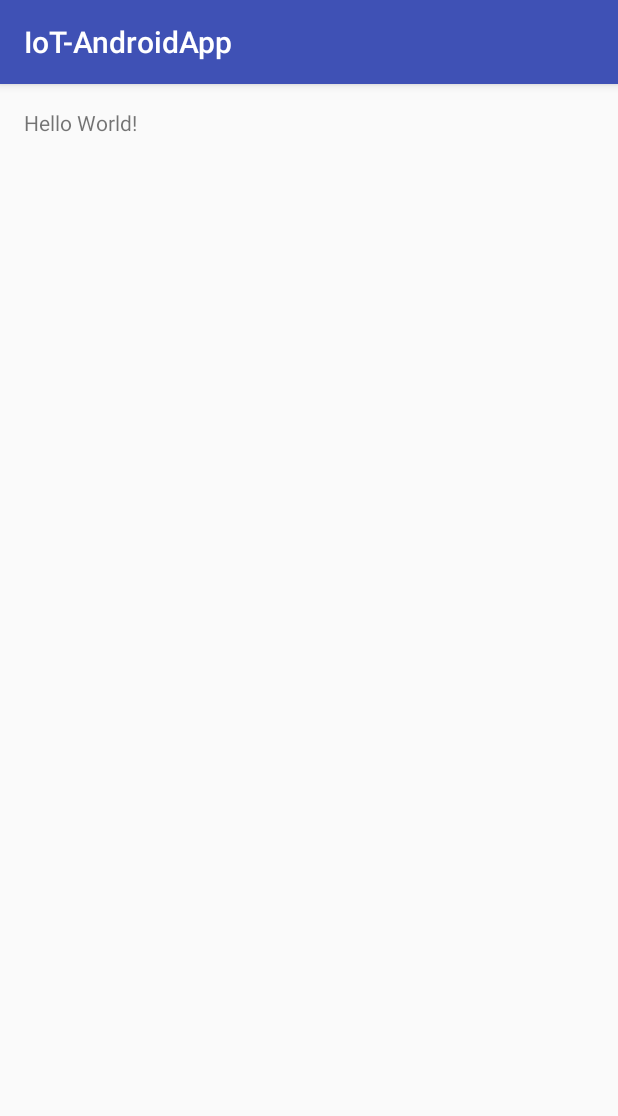
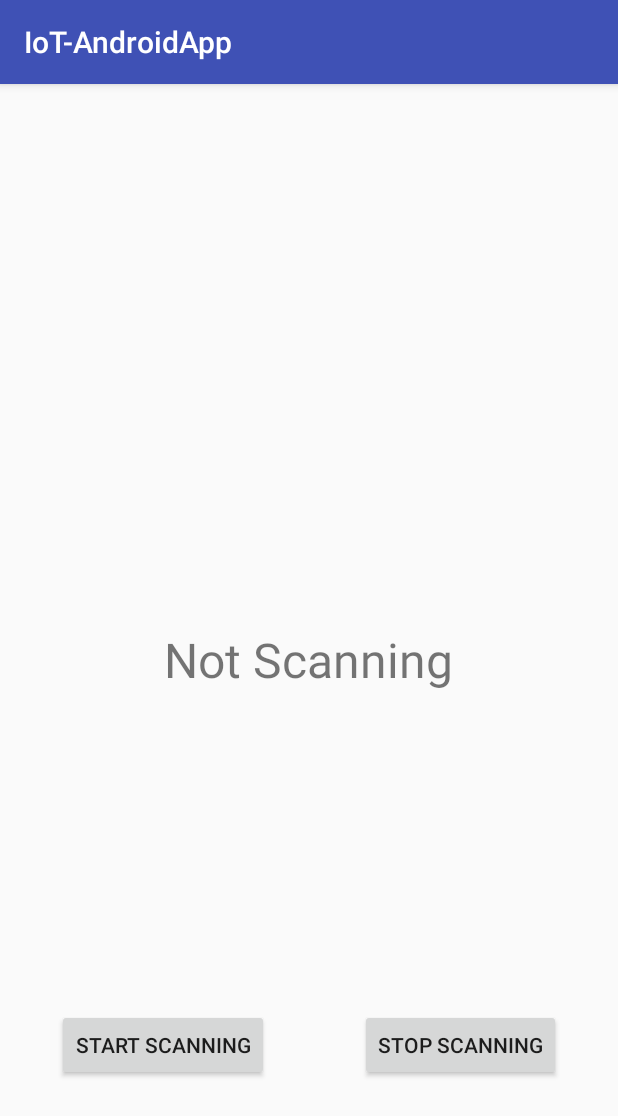
Before and after one commit to OllyNural/IoT-AndroidApp, an Android app: the screen it shows after launch (MainActivity), on a phone screen of 412 x 824 dp. Shown: the top 1116 px of the screen. Run offline under Robolectric (Android 15) with nearby library versions, the phone set to English and light mode, and no system bars; libraries missing offline, so code that uses them is left out: org.eclipse.paho; 4 statements that could not run were skipped.

Commit message:
final commit

```diff
--- a/app/src/main/java/ollynural/iot_androidapp/MainActivity.java
+++ b/app/src/main/java/ollynural/iot_androidapp/MainActivity.java
@@ -11,6 +11,8 @@ import android.bluetooth.le.ScanResult;
 import android.os.Bundle;
 import android.provider.Settings.Secure;
 import android.support.v7.app.AppCompatActivity;
+import android.widget.Button;
+import android.widget.TextView;
 
 import java.util.ArrayList;
 import java.util.Collections;
@@ -22,51 +24,95 @@ public class MainActivity extends AppCompatActivity {
 
     // Array list so you can add as many iBeacons as you want, future proofing the app.
     private static final List<String> MAC_ADDRESS = new ArrayList<>(Collections.singletonList("C5:04:72:47:93:60"));
-    // To prevent false positives I use a boolean set each time the status changes
+    // To prevent false positives I use a boolean set each time the status changes ignore single anomalous result
     private boolean repeatCheckBoolean = false;
     // To check if a message has already been sent whilst in range/out of range
     private boolean hasSentInRangeMessage = false;
     private boolean hasSentOutRangeMessage = false;
 
+    // Dirty way of stopping the user from pressing the startScan button more than once during a scan
+    // True if the user presses startScan and False if they press stopScan
+    private boolean isCurrentlyScanning;
+
     // MQTT Client for sending MQTT Messages
-    MqttClient mqttClient = new MqttClient();
+    private MqttClient mqttClient = new MqttClient();
 
     // Gets the Unique Android ID for the device the user is running the app
     // Due to application context not setting early enough this can't be final and I have to change this during onCreate()
     private String android_id = "";
 
+    // Get the TextView for the text on the screen
+    private TextView textView;
+    private TextView textConnectionView;
+
     /**
      * On create of app this function will initiate our Mqtt Connection,
      * retrieve android_id from device and start scanning for Bluetooth LE devices
      *
-     * This also pings the mqtt server every few seconds to ensure the connection
-     * is kept alive as I have told it to
+     * If connection cannot be made, shows message to user, and continues.
      *
-     * @param savedInstanceState
+     * @param savedInstanceState - Saved Instance State
      */
     @Override
     protected void onCreate(Bundle savedInstanceState) {
-        // Setup of App
         super.onCreate(savedInstanceState);
+        // Set up our content view and textViews
         setContentView(R.layout.activity_main);
-        // Set up the connection to the server
-        mqttClient.setUpConnection();
-        // Set the Unique Android ID
+        textView = (TextView)findViewById(R.id.textViewMain);
+        textConnectionView = (TextView)findViewById(R.id.textConnectionView);
+        // Set up the connection to the server and check if working
+        boolean conn = mqttClient.setUpConnection();
+        if (!conn) {
+            changeConnectionText("Cannot connect to server.");
+        }
+        // Get and set the Unique Android ID
         android_id = Secure.getString(MainActivity.this.getContentResolver(), Secure.ANDROID_ID);
         // Set up Bluetooth Adapter and Scanner
         BluetoothAdapter bluetoothAdapter = BluetoothAdapter.getDefaultAdapter();
         bluetoothLeScanner = bluetoothAdapter.getBluetoothLeScanner();
-        // Start Scanning!WW
-        bluetoothLeScanner.startScan(scanCallback);
-        System.out.println("Started scanning! for id: " + android_id);
+        // Setup listeners for the start and stop scanning buttons
+        setUpListeners();
     }
 
+    /**
+     * Sets up Listeners for the two buttons on the UI - buttonStart and buttonStop
+     * These call BluetoothLeScanner#startScan and #stopScan respectively
+     * Callbacks are below
+     */
+    public void setUpListeners() {
+        // Grab both buttons and set up listeners
+        Button startButton = (Button) findViewById(R.id.startButton);
+        Button stopButton = (Button) findViewById(R.id.stopButton);
+
+        startButton.setOnClickListener(v -> {
+            //Start Scanning if we're not already doing so, and set bool to true!
+            if(!isCurrentlyScanning) {
+                isCurrentlyScanning = true;
+                textView.setText("Scanning...");
+                bluetoothLeScanner.startScan(scanCallback);
+            }
+        });
+
+        stopButton.setOnClickListener(v -> {
+            // Stop Scanning - Set boolean checker to false to allow pressing button again
+            if (isCurrentlyScanning) {
+                // Reset the in and out range boolean checkers
+                hasSentInRangeMessage = false;
+                hasSentOutRangeMessage = false;
+                bluetoothLeScanner.stopScan(scanCallback);
+                isCurrentlyScanning = false;
+                textView.setText("Not Scanning");
+            }
+        });
+    }
 
     /**
-     * Callback for the Bluetooth LE Scanner
+     * Behemoth Callback for the Bluetooth LE Scanner
      * Checks if beacon is in list of our iBeacons, in or out of range, in the correct state and
      * if we have already sent a message for this state. If all criteria met, this will call
      * MqttClient.sendMessage to send a message to the MQTT server.
+     *
+     * Also chances the text on the screen to show whether a beacon is in range or out of range
      *
      * repeatCheckBoolean states are as follows:
      * when equal to false this means the last reading was 'out of range'
@@ -77,9 +123,6 @@ public class MainActivity extends AppCompatActivity {
         public void onScanResult(int callbackType, ScanResult result) {
             // If the BLE Device's MAC Address is in our list of our iBeacons
             if (MAC_ADDRESS.contains(result.getDevice().getAddress())) {
-                System.out.println("Found iBeacon!");
-
-                // @TODO WHAT HAPPENS IF IT CAN'T BE PICKED UP
 
                 // -60 is boundary cut-off for in and out of range
                 if (result.getRssi() > -60) {
@@ -92,9 +135,17 @@ public class MainActivity extends AppCompatActivity {
 
                         // Check if a message has already been sent for in range since being in range
                         if (!hasSentInRangeMessage) {
-                            mqttClient.sendMessage(android_id, result.getDevice().getAddress(), true);
-                            // Set sent in range to true and reset out of range to false
-                            hasSentInRangeMessage = true;
+                            changeText("In Range of an iBeacon!");
+                            boolean err = mqttClient.sendMessage(android_id, result.getDevice().getAddress(), true);
+                            // If the message doesn't send then don't set the sentInRangeMessage variable to true
+                            // This allows it to send the message next time it gets in r    ange
+                            if (err) {
+                                changeConnectionText("Cannot connect to server.");
+                                hasSentInRangeMessage = false;
+                            } else {
+                                changeConnectionText(" ");
+                                hasSentInRangeMessage = true;
+                            }
                             hasSentOutRangeMessage = false;
                         }
 
@@ -113,9 +164,17 @@ public class MainActivity extends AppCompatActivity {
 
                         // Check if a message has already been sent for out of range since being out of range
                         if (!hasSentOutRangeMessage) {
-                            mqttClient.sendMessage(android_id, result.getDevice().getAddress(), false);
-                            // Set out of range to true and reset in range to false;
-                            hasSentOutRangeMessage = true;
+                            changeText("Continue shopping!");
+                            boolean err = mqttClient.sendMessage(android_id, result.getDevice().getAddress(), false);
+                            // If the message doesn't send then don't set the sentInRangeMessage variable to true
+                            // This allows it to send the message next time it gets in range
+                            if (err) {
+                                changeConnectionText("Cannot connect to server.");
+                                hasSentOutRangeMessage = false;
+                            } else {
+                                changeConnectionText(" ");
+                                hasSentOutRangeMessage = true;
+                            }
                             hasSentInRangeMessage = false;
                         }
 
@@ -129,4 +188,12 @@ public class MainActivity extends AppCompatActivity {
             super.onScanResult(callbackType, result);
         }
     };
+
+    private void changeText(String text) {
+        textView.setText(text);
+    }
+
+    private void changeConnectionText(String text) {
+        textConnectionView.setText(text);
+    }
 }
--- a/app/src/main/res/layout/activity_main.xml
+++ b/app/src/main/res/layout/activity_main.xml
@@ -11,7 +11,41 @@
     tools:context="ollynural.iot_androidapp.MainActivity">
 
     <TextView
+        android:id="@+id/textViewMain"
+        android:textSize="32sp"
         android:layout_width="wrap_content"
         android:layout_height="wrap_content"
-        android:text="Hello World!" />
+        android:text="@string/not_scanning"
+        android:layout_centerVertical="true"
+        android:layout_centerHorizontal="true" />
+
+    <Button
+        android:id="@+id/startButton"
+        android:layout_width="wrap_content"
+        android:layout_height="wrap_content"
+        android:text="@string/start_scanning"
+        android:layout_alignParentBottom="true"
+        android:layout_alignParentStart="true"
+        android:layout_marginStart="22dp"
+        android:layout_marginBottom="87dp" />
+
+    <Button
+        android:id="@+id/stopButton"
+        android:layout_width="wrap_content"
+        android:layout_height="wrap_content"
+        android:text="@string/stop_scanning"
+        android:layout_alignBaseline="@+id/startButton"
+        android:layout_alignBottom="@+id/startButton"
+        android:layout_alignParentEnd="true"
+        android:layout_marginEnd="22dp" />
+
+    <TextView
+        android:id="@+id/textConnectionView"
+        android:textSize="28sp"
+        android:textColor="#ff0000"
+        android:layout_width="wrap_content"
+        android:layout_height="wrap_content"
+        android:layout_above="@+id/startButton"
+        android:layout_centerHorizontal="true"
+        android:layout_marginBottom="23dp" />
 </RelativeLayout>
--- a/app/src/main/res/values/strings.xml
+++ b/app/src/main/res/values/strings.xml
@@ -1,4 +1,7 @@
 <resources>
     <string name="app_name">IoT-AndroidApp</string>
+    <string name="start_scanning">Start scanning</string>
+    <string name="stop_scanning">Stop scanning</string>
+    <string name="not_scanning">Not Scanning</string>
 
 </resources>
```
Also changed, not shown: app/build.gradle (+7 -0 lines), app/src/main/java/ollynural/iot_androidapp/MqttClient.java (+43 -18 lines).
